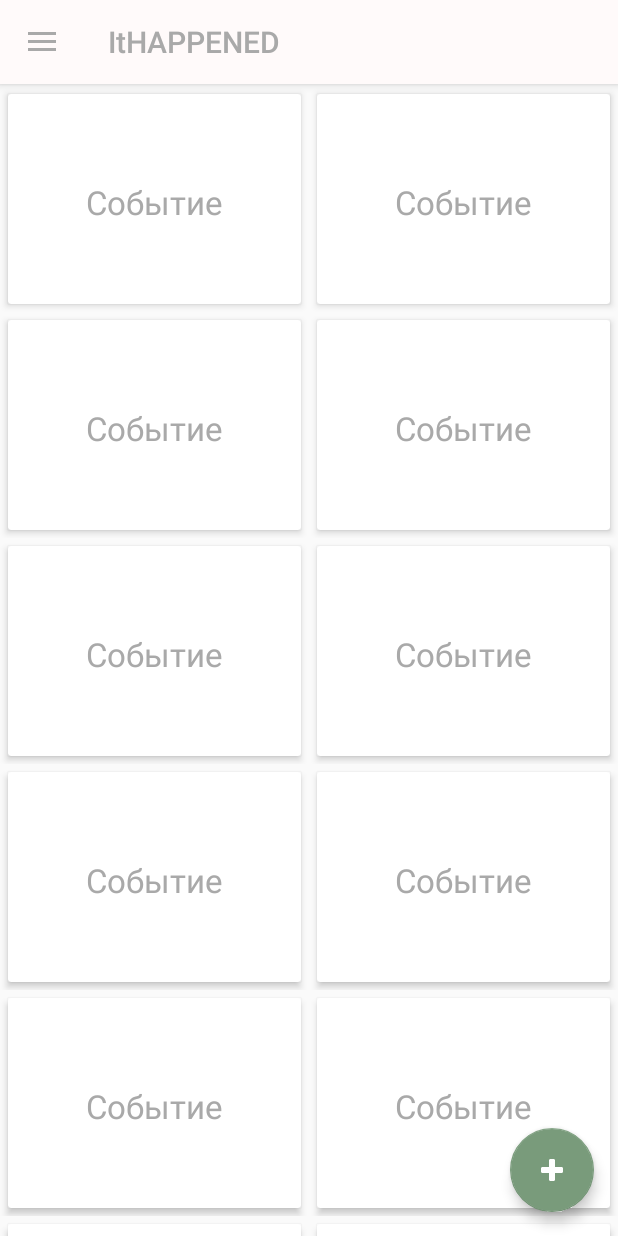
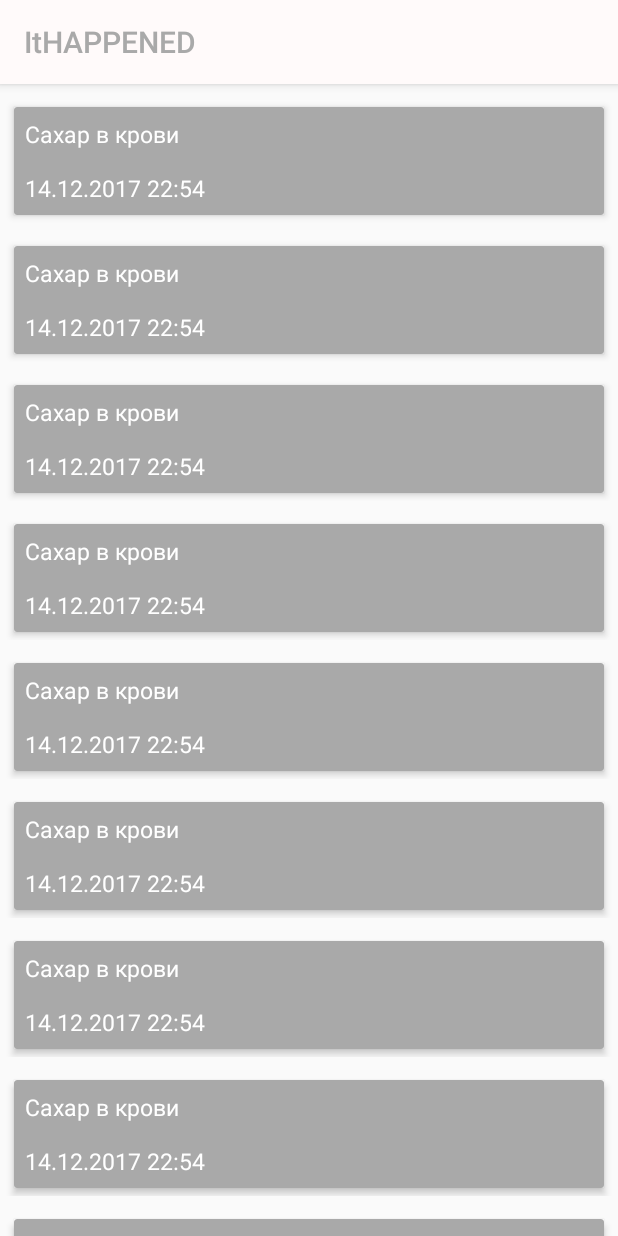
Before and after one commit to LeagueOfDevelopers/ItHappened, an Android app: the TrackingsActivity screen opened directly, with no data from a screen before it, in the side drawer, after a tap on "История событий", on a phone screen of 412 x 824 dp. Run offline under Robolectric (Android 15) with nearby library versions, the phone set to English and light mode, and no system bars.

Commit message:
Events history. Version 1

```diff
--- a/Android/ItHappenedAndroid/app/src/main/AndroidManifest.xml
+++ b/Android/ItHappenedAndroid/app/src/main/AndroidManifest.xml
@@ -17,13 +17,15 @@
             </intent-filter>
         </activity>
         <activity
-            android:name=".Activities.TrackingActivity"
+            android:name=".Activities.TrackingsActivity"
             android:label="@string/app_name"
             android:theme="@style/AppTheme.NoActionBar"></activity>
 
         <activity android:name=".Activities.AddNewTrackingActivity"
             android:theme="@style/Theme.MyBack">
         </activity>
+
+        <activity android:name=".Activities.EventsActivity"></activity>
     </application>
 
 </manifest>
--- a/Android/ItHappenedAndroid/app/src/main/java/com/example/ithappenedandroid/Activities/AddNewTrackingActivity.java
+++ b/Android/ItHappenedAndroid/app/src/main/java/com/example/ithappenedandroid/Activities/AddNewTrackingActivity.java
@@ -38,13 +38,14 @@ public class AddNewTrackingActivity extends AppCompatActivity {
         ActionBar actionBar = getSupportActionBar();
         actionBar.setHomeButtonEnabled(true);
         actionBar.setDisplayHomeAsUpEnabled(true);
+        actionBar.setTitle("Отслеживать");
     }
 
     @Override
     public boolean onOptionsItemSelected(MenuItem item) {
         switch (item.getItemId()) {
             case android.R.id.home:
-                startActivity(new Intent(this, TrackingActivity.class));
+                startActivity(new Intent(this, TrackingsActivity.class));
                 return true;
             default:
                 return super.onOptionsItemSelected(item);
--- /dev/null
+++ b/Android/ItHappenedAndroid/app/src/main/java/com/example/ithappenedandroid/Activities/EventsActivity.java
@@ -0,0 +1,28 @@
+package com.example.ithappenedandroid.Activities;
+
+import android.app.FragmentTransaction;
+import android.os.Bundle;
+import android.support.annotation.Nullable;
+import android.support.v7.app.AppCompatActivity;
+
+import com.example.ithappenedandroid.Fragments.EventsFragment;
+import com.example.ithappenedandroid.R;
+
+
+public class EventsActivity extends AppCompatActivity {
+
+    EventsFragment eventsFrg;
+    FragmentTransaction fTrans;
+
+    @Override
+    protected void onCreate(@Nullable Bundle savedInstanceState) {
+        super.onCreate(savedInstanceState);
+        setContentView(R.layout.activity_events_history);
+
+        eventsFrg = new EventsFragment();
+
+        fTrans = getFragmentManager().beginTransaction();
+        fTrans.replace(R.id.eventsFrg, eventsFrg);
+        fTrans.commit();
+    }
+}
--- a/Android/ItHappenedAndroid/app/src/main/java/com/example/ithappenedandroid/Activities/MainActivity.java
+++ b/Android/ItHappenedAndroid/app/src/main/java/com/example/ithappenedandroid/Activities/MainActivity.java
@@ -21,14 +21,14 @@ public class MainActivity extends AppCompatActivity {
         startTrackingButton.setOnClickListener(new View.OnClickListener() {
             @Override
             public void onClick(View view) {
-                Intent intent = new Intent(MainActivity.this, TrackingActivity.class);
+                Intent intent = new Intent(MainActivity.this, TrackingsActivity.class);
                 startActivity(intent);
             }
         });
     }
 
     public void onClick(){
-        Intent intent = new Intent(getApplicationContext(), TrackingActivity.class);
+        Intent intent = new Intent(getApplicationContext(), TrackingsActivity.class);
         startActivity(intent);
     }
 }
--- a/Android/ItHappenedAndroid/app/src/main/java/com/example/ithappenedandroid/Activities/TrackingActivity.java
+++ b/Android/ItHappenedAndroid/app/src/main/java/com/example/ithappenedandroid/Activities/TrackingsActivity.java
@@ -1,6 +1,7 @@
 package com.example.ithappenedandroid.Activities;
 
 import android.app.FragmentTransaction;
+import android.content.Intent;
 import android.graphics.Color;
 import android.os.Bundle;
 import android.support.design.widget.NavigationView;
@@ -14,7 +15,7 @@ import android.view.MenuItem;
 import com.example.ithappenedandroid.Fragments.TrackingsFragment;
 import com.example.ithappenedandroid.R;
 
-public class TrackingActivity extends AppCompatActivity
+public class TrackingsActivity extends AppCompatActivity
         implements NavigationView.OnNavigationItemSelectedListener {
 
     TrackingsFragment trackFrg;
@@ -74,9 +75,9 @@ public class TrackingActivity extends AppCompatActivity
         // Handle navigation view item clicks here.
         int id = item.getItemId();
 
-        /*if (id == R.id.nav_camera) {
-            // Handle the camera action
-        }*/
+        if (id == R.id.events_history) {
+            startActivity(new Intent(this, EventsActivity.class));
+        }
 
         DrawerLayout drawer = (DrawerLayout) findViewById(R.id.drawer_layout);
         drawer.closeDrawer(GravityCompat.START);
--- a/Android/ItHappenedAndroid/app/src/main/java/com/example/ithappenedandroid/Domain/Event.java
+++ b/Android/ItHappenedAndroid/app/src/main/java/com/example/ithappenedandroid/Domain/Event.java
@@ -1,13 +1,8 @@
 package com.example.ithappenedandroid.Domain;
 
-import java.time.OffsetDateTime;
 import java.util.Optional;
 import java.util.TimeZone;
 import java.util.UUID;
-
-/**
- * Created by Ded on 08.12.2017.
- */
 
 public class Event
 {
--- /dev/null
+++ b/Android/ItHappenedAndroid/app/src/main/java/com/example/ithappenedandroid/EventsLoader.java
@@ -0,0 +1,46 @@
+package com.example.ithappenedandroid;
+
+import android.os.Build;
+import android.support.annotation.RequiresApi;
+
+import com.example.ithappenedandroid.Domain.Event;
+import com.example.ithappenedandroid.Domain.Scale;
+import com.example.ithappenedandroid.Domain.Tracking;
+import com.example.ithappenedandroid.Interfaces.IDataLoader;
+
+import java.util.ArrayList;
+import java.util.List;
+import java.util.Optional;
+import java.util.UUID;
+
+public class EventsLoader implements IDataLoader {
+
+    List<Event> events = new ArrayList<Event>();
+
+    @RequiresApi(api = Build.VERSION_CODES.N)
+    @Override
+    public List<Event> loadingEvents() {
+
+        Optional<Double> count = Optional.empty();
+        Optional<Scale> scale = Optional.empty();
+        Optional<String> comment = Optional.empty();
+
+        for(int i=0;i<10;i++){
+            Event event = new Event(
+                    UUID.randomUUID(),
+                    count,
+                    scale,
+                    comment
+            );
+            events.add(event);
+        }
+
+        return events;
+    }
+
+    @Override
+    public List<Tracking> loadingTrackings() {
+        return null;
+    }
+
+}
--- /dev/null
+++ b/Android/ItHappenedAndroid/app/src/main/java/com/example/ithappenedandroid/Fragments/EventsFragment.java
@@ -0,0 +1,41 @@
+package com.example.ithappenedandroid.Fragments;
+
+import android.app.Fragment;
+import android.os.Build;
+import android.os.Bundle;
+import android.support.annotation.Nullable;
+import android.support.annotation.RequiresApi;
+import android.support.v7.widget.LinearLayoutManager;
+import android.support.v7.widget.RecyclerView;
+import android.view.LayoutInflater;
+import android.view.View;
+import android.view.ViewGroup;
+
+import com.example.ithappenedandroid.EventsLoader;
+import com.example.ithappenedandroid.R;
+import com.example.ithappenedandroid.Recyclers.EventsAdapter;
+
+public class EventsFragment extends Fragment {
+
+    RecyclerView eventsRecycler;
+    EventsAdapter eventsAdpt;
+    EventsLoader eventsLoad;
+
+    @Nullable
+    @Override
+    public View onCreateView(LayoutInflater inflater, @Nullable ViewGroup container, Bundle savedInstanceState) {
+        return inflater.inflate(R.layout.fragment_events_history, null);
+    }
+
+    @RequiresApi(api = Build.VERSION_CODES.N)
+    @Override
+    public void onViewCreated(View view, @Nullable Bundle savedInstanceState) {
+        super.onViewCreated(view, savedInstanceState);
+        eventsLoad = new EventsLoader();
+        eventsRecycler = (RecyclerView) view.findViewById(R.id.evetsRec);
+        eventsRecycler.setLayoutManager(new LinearLayoutManager(getActivity().getApplicationContext()));
+        eventsAdpt = new EventsAdapter(eventsLoad.loadingEvents(), getActivity());
+        eventsRecycler.setAdapter(eventsAdpt);
+
+    }
+}
--- a/Android/ItHappenedAndroid/app/src/main/java/com/example/ithappenedandroid/Fragments/TrackingsFragment.java
+++ b/Android/ItHappenedAndroid/app/src/main/java/com/example/ithappenedandroid/Fragments/TrackingsFragment.java
@@ -39,7 +39,7 @@ public class TrackingsFragment extends Fragment {
         trackingsRecycler.setLayoutManager(new GridLayoutManager(getActivity(), 2));
 
         trackLoad = new TrackingLoader();
-        trackAdpt = new TrackingsAdapter(trackLoad.loadingData(),getActivity());
+        trackAdpt = new TrackingsAdapter(trackLoad.loadingTrackings(),getActivity());
         trackingsRecycler.setAdapter(trackAdpt);
 
         addTracking = (FloatingActionButton) getActivity().findViewById(R.id.addNewTracking);
--- a/Android/ItHappenedAndroid/app/src/main/java/com/example/ithappenedandroid/Interfaces/DataLoader.java
+++ /dev/null
@@ -1,11 +0,0 @@
-package com.example.ithappenedandroid.Interfaces;
-
-import com.example.ithappenedandroid.Domain.Tracking;
-
-import java.util.List;
-
-public interface DataLoader {
-
-List<Tracking> loadingData();
-
-}
--- /dev/null
+++ b/Android/ItHappenedAndroid/app/src/main/java/com/example/ithappenedandroid/Interfaces/IDataLoader.java
@@ -0,0 +1,13 @@
+package com.example.ithappenedandroid.Interfaces;
+
+import com.example.ithappenedandroid.Domain.Event;
+import com.example.ithappenedandroid.Domain.Tracking;
+
+import java.util.List;
+
+public interface IDataLoader {
+
+List<Event> loadingEvents();
+List<Tracking> loadingTrackings();
+
+}
--- /dev/null
+++ b/Android/ItHappenedAndroid/app/src/main/java/com/example/ithappenedandroid/Recyclers/EventsAdapter.java
@@ -0,0 +1,74 @@
+package com.example.ithappenedandroid.Recyclers;
+
+import android.content.Context;
+import android.support.v7.widget.RecyclerView;
+import android.view.LayoutInflater;
+import android.view.View;
+import android.view.ViewGroup;
+import android.widget.RelativeLayout;
+import android.widget.TextView;
+
+import com.example.ithappenedandroid.Domain.Event;
+import com.example.ithappenedandroid.R;
+
+import java.util.List;
+
+/**
+ * Created by Пользователь on 15.12.2017.
+ */
+
+public class EventsAdapter extends RecyclerView.Adapter<EventsAdapter.ViewHolder> {
+
+    private List<Event> events;
+    private Context context;
+
+    public EventsAdapter(List<Event> events, Context context) {
+        this.events = events;
+        this.context = context;
+    }
+
+    @Override
+    public ViewHolder onCreateViewHolder(ViewGroup parent, int viewType) {
+
+        View v = LayoutInflater.from(parent.getContext())
+                .inflate(R.layout.event_item, parent, false);
+        return new EventsAdapter.ViewHolder(v);
+
+    }
+
+    @Override
+    public void onBindViewHolder(ViewHolder holder, int position) {
+
+        final Event event = events.get(position);
+
+        /*Tracking tracking = new Tracking("Сахар в крови",
+                UUID.randomUUID(),
+                TrackingCustomization.None,
+                TrackingCustomization.None,
+                TrackingCustomization.None);*/
+
+        holder.trackingTitle.setText("Сахар в крови");
+        //holder.eventDate.setText(event.GetEventDate().toString());
+
+    }
+
+    @Override
+    public int getItemCount() {
+        return events.size();
+    }
+
+    public class ViewHolder extends RecyclerView.ViewHolder {
+
+        TextView trackingTitle;
+        TextView eventDate;
+        RelativeLayout itemLL;
+
+        public ViewHolder(View itemView) {
+            super(itemView);
+            eventDate = (TextView) itemView.findViewById(R.id.eventDate);
+            trackingTitle = (TextView) itemView.findViewById(R.id.TrackingTitle);
+            itemLL = (RelativeLayout) itemView.findViewById(R.id.eventRL);
+
+        }
+    }
+}
--- a/Android/ItHappenedAndroid/app/src/main/java/com/example/ithappenedandroid/TrackingLoader.java
+++ b/Android/ItHappenedAndroid/app/src/main/java/com/example/ithappenedandroid/TrackingLoader.java
@@ -1,19 +1,25 @@
 package com.example.ithappenedandroid;
 
+import com.example.ithappenedandroid.Domain.Event;
 import com.example.ithappenedandroid.Domain.Tracking;
 import com.example.ithappenedandroid.Domain.TrackingCustomization;
-import com.example.ithappenedandroid.Interfaces.DataLoader;
+import com.example.ithappenedandroid.Interfaces.IDataLoader;
 
 import java.util.ArrayList;
 import java.util.List;
 import java.util.UUID;
 
-public class TrackingLoader implements DataLoader {
+public class TrackingLoader implements IDataLoader {
 
     List<Tracking> trackings = new ArrayList<Tracking>();
 
     @Override
-    public List<Tracking> loadingData() {
+    public List<Event> loadingEvents() {
+        return null;
+    }
+
+    @Override
+    public List<Tracking> loadingTrackings() {
 
         for(int i=0;i<100;i++){
             trackings.add(new Tracking("Cобытие", UUID.randomUUID(), TrackingCustomization.Required,TrackingCustomization.None, TrackingCustomization.None));
--- a/Android/ItHappenedAndroid/app/src/main/res/layout/activity_addnewtracking.xml
+++ b/Android/ItHappenedAndroid/app/src/main/res/layout/activity_addnewtracking.xml
@@ -39,6 +39,7 @@
 
 
     <LinearLayout
+        android:layout_marginTop="15dp"
         android:layout_width="match_parent"
         android:layout_height="wrap_content"
         android:layout_below="@id/textForCustomisation"
--- /dev/null
+++ b/Android/ItHappenedAndroid/app/src/main/res/layout/activity_events_history.xml
@@ -0,0 +1,17 @@
+<?xml version="1.0" encoding="utf-8"?>
+<LinearLayout xmlns:android="http://schemas.android.com/apk/res/android"
+    xmlns:tools="http://schemas.android.com/tools"
+    android:id="@+id/eventsActivityLL"
+    android:layout_width="match_parent"
+    android:layout_height="wrap_content"
+    android:orientation="vertical">
+
+
+    <FrameLayout
+        android:id="@+id/eventsFrg"
+        android:layout_width="match_parent"
+        android:layout_height="wrap_content"
+        tools:layout_editor_absoluteX="8dp"
+        tools:layout_editor_absoluteY="8dp"></FrameLayout>
+
+</LinearLayout>
--- a/Android/ItHappenedAndroid/app/src/main/res/layout/app_bar_tracking.xml
+++ b/Android/ItHappenedAndroid/app/src/main/res/layout/app_bar_tracking.xml
@@ -4,7 +4,7 @@
     xmlns:tools="http://schemas.android.com/tools"
     android:layout_width="match_parent"
     android:layout_height="match_parent"
-    tools:context="com.example.ithappenedandroid.Activities.TrackingActivity">
+    tools:context="com.example.ithappenedandroid.Activities.TrackingsActivity">
 
     <android.support.design.widget.AppBarLayout
         android:layout_width="match_parent"
--- /dev/null
+++ b/Android/ItHappenedAndroid/app/src/main/res/layout/event_item.xml
@@ -0,0 +1,54 @@
+<?xml version="1.0" encoding="utf-8"?>
+<RelativeLayout xmlns:android="http://schemas.android.com/apk/res/android"
+    xmlns:card_view="http://schemas.android.com/apk/res-auto"
+    android:orientation="vertical"
+    android:layout_width="match_parent"
+    android:layout_height="wrap_content"
+    android:layout_marginTop="10dp"
+    android:weightSum="1">
+
+    <android.support.v7.widget.CardView
+        card_view:cardBackgroundColor="@color/colorPrimaryDark"
+
+        android:layout_width="match_parent"
+        android:layout_height="wrap_content"
+        android:layout_alignParentLeft="true"
+        android:layout_alignParentStart="true"
+        android:layout_centerHorizontal="true"
+        android:layout_margin="5dp"
+        card_view:cardElevation="3dp"
+        android:layout_weight="31.85">
+
+
+            <RelativeLayout
+                android:id="@+id/eventRL"
+                android:layout_gravity="left"
+                android:layout_width="match_parent"
+                android:layout_height="wrap_content">
+                <TextView
+                    android:padding="7dp"
+                    android:layout_gravity="left"
+                    android:id="@+id/TrackingTitle"
+                    android:textAlignment="center"
+                    android:layout_width="wrap_content"
+                    android:layout_height="wrap_content"
+                    android:text="Сахар в крови"
+                    android:textSize="15sp"
+                    android:textColor="#FFFFFF"></TextView>
+                <TextView
+                    android:padding="7dp"
+                    android:id="@+id/eventDate"
+                    android:layout_width="wrap_content"
+                    android:layout_height="wrap_content"
+                    android:layout_below="@+id/TrackingTitle"
+                    android:text="14.12.2017 22:54"
+                    android:textSize="15sp"
+                    android:textColor="#FFFFFF"/>
+
+            </RelativeLayout>
+
+    </android.support.v7.widget.CardView>
+
+
+
+</RelativeLayout>
--- /dev/null
+++ b/Android/ItHappenedAndroid/app/src/main/res/layout/fragment_events_history.xml
@@ -0,0 +1,14 @@
+<?xml version="1.0" encoding="utf-8"?>
+<LinearLayout
+    xmlns:android="http://schemas.android.com/apk/res/android" android:layout_width="match_parent"
+    android:layout_height="match_parent">
+
+    <android.support.v7.widget.RecyclerView
+        android:id="@+id/evetsRec"
+        android:paddingLeft="4dp"
+        android:paddingRight="4dp"
+        android:clipToPadding="false"
+        android:layout_width="match_parent"
+        android:layout_height="match_parent"></android.support.v7.widget.RecyclerView>
+
+</LinearLayout>
--- a/Android/ItHappenedAndroid/app/src/main/res/values/styles.xml
+++ b/Android/ItHappenedAndroid/app/src/main/res/values/styles.xml
@@ -13,7 +13,7 @@
         <!-- Customize your theme here. -->
         <item name="actionBarStyle">@style/MyActionBar</item>
         <item name="colorPrimary">@color/colorPrimary</item>
-        <item name="colorPrimaryDark">@color/colorPrimaryDark</item>
+        <item name="colorPrimaryDark">@color/colorAccent</item>
         <item name="colorAccent">@color/colorAccent</item>
     </style>
 
```
